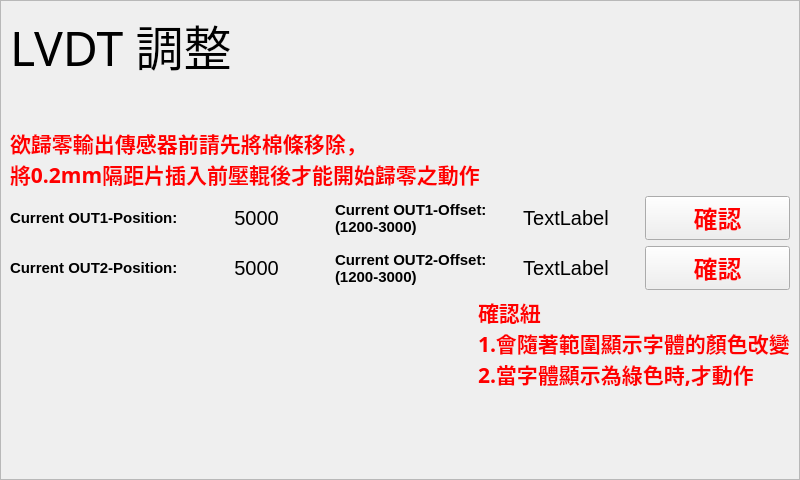
Before: the Qt Designer form qualitymonitor.ui in cdfq277462/myQM, drawn with Qt 5.
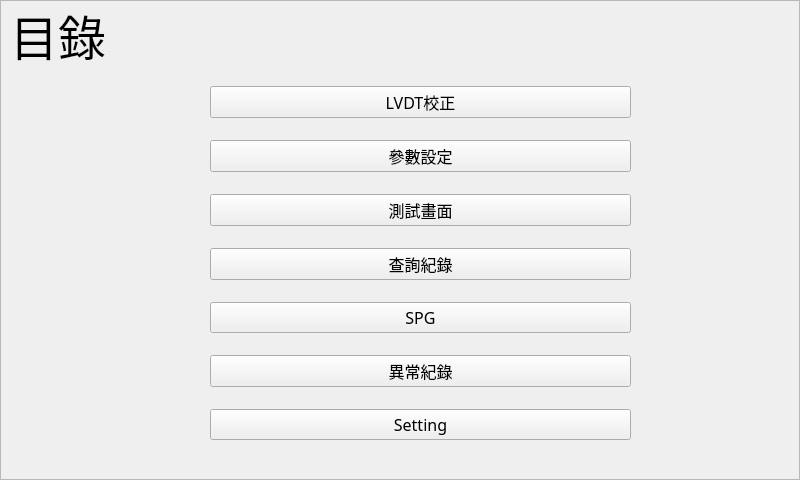
After: the same form once the commit is applied.

Patch:
```diff
--- a/qualitymonitor.ui
+++ b/qualitymonitor.ui
@@ -1139,8 +1139,8 @@
      <rect>
       <x>210</x>
       <y>70</y>
-      <width>361</width>
-      <height>401</height>
+      <width>421</width>
+      <height>391</height>
      </rect>
     </property>
     <layout class="QVBoxLayout" name="verticalLayout_3">
@@ -2172,13 +2172,13 @@
   <zorder>SettingFrame</zorder>
   <zorder>errorhistory</zorder>
   <zorder>frame_search</zorder>
-  <zorder>index</zorder>
   <zorder>Dateframe</zorder>
   <zorder>MenuFrame</zorder>
   <zorder>EEprameter</zorder>
   <zorder>runframe</zorder>
   <zorder>test</zorder>
   <zorder>lvdt</zorder>
+  <zorder>index</zorder>
  </widget>
  <resources/>
  <connections>
```
